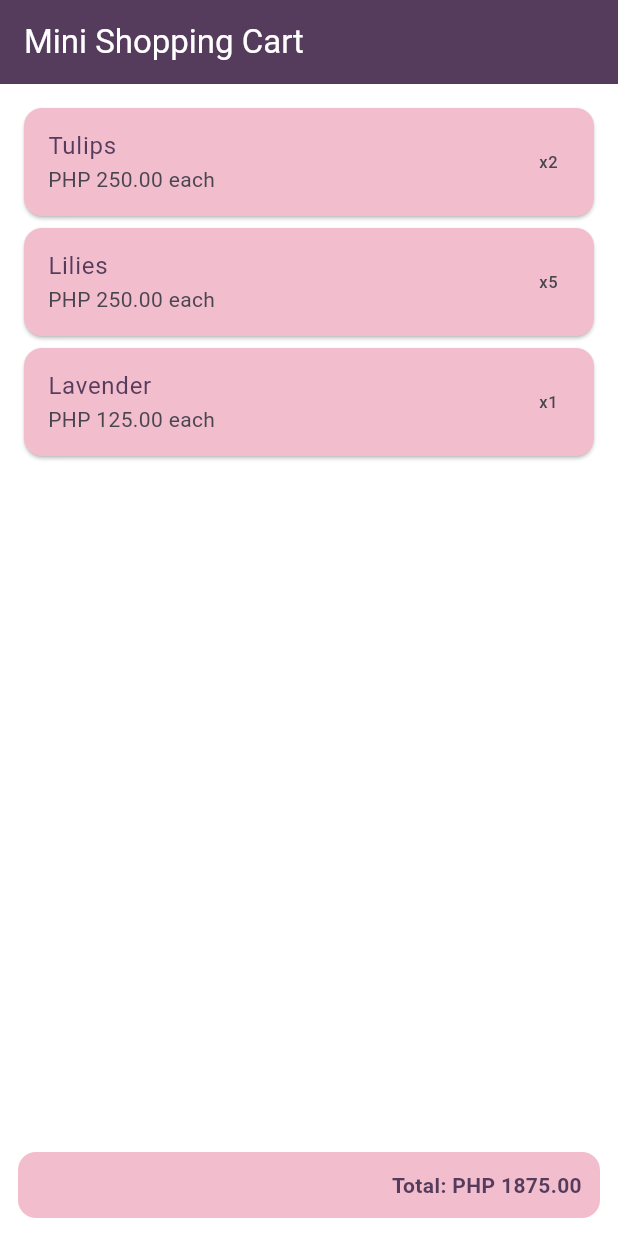
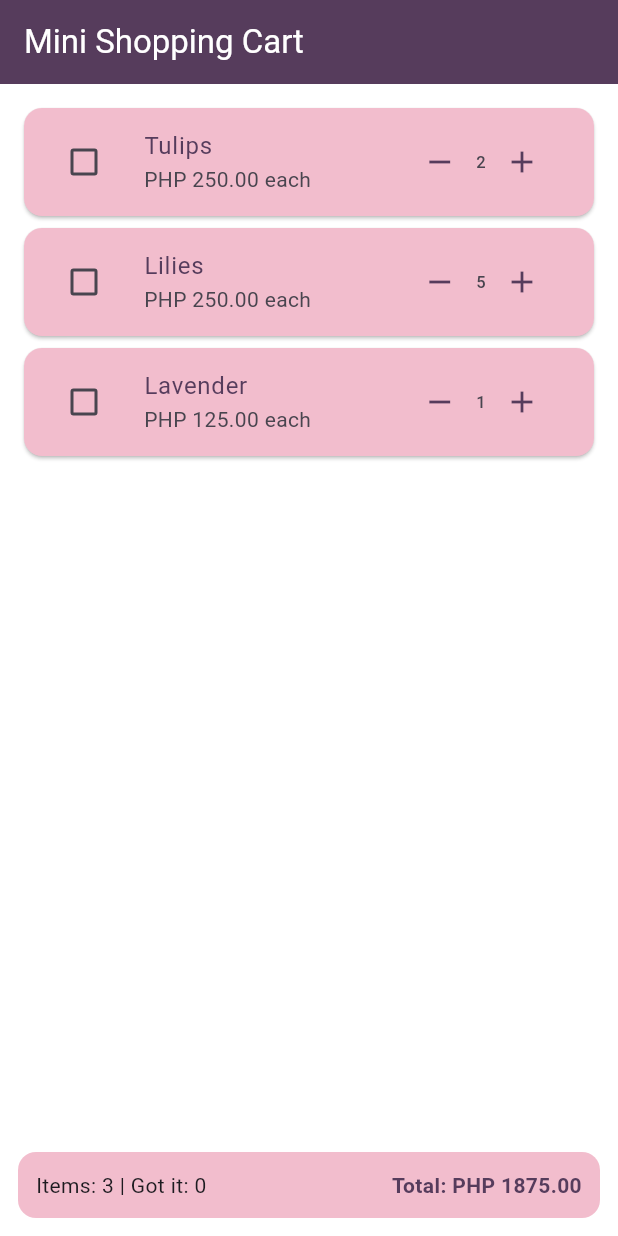
Before and after one commit to yaohanmacoto-design/stateful-lab-macoto, a Flutter app: the screen it shows after launch, on a phone screen of 412 x 824 dp. Run offline on Flutter 3.47's test engine with Material 3 defaults, Android fonts, the phone set to English and light mode, and no system bars.

Commit message:
Add CartItemTile and quantity controls with setState

```diff
--- a/lib/main.dart
+++ b/lib/main.dart
@@ -11,7 +11,9 @@ void main() => runApp(
             backgroundColor: englishViolet,
             foregroundColor: Colors.white,
           ),
-          cardTheme: const CardThemeData(color: orchidPink),
+          cardTheme: const CardThemeData(
+            color: orchidPink,
+          ),
           elevatedButtonTheme: ElevatedButtonThemeData(
             style: ElevatedButton.styleFrom(
               backgroundColor: englishViolet,
@@ -50,23 +52,50 @@ class _CartScreenState extends State<CartScreen> {
   @override
   void initState() {
     super.initState();
+
     _items.add(CartItem(name: 'Tulips', price: 250, quantity: 2));
     _items.add(CartItem(name: 'Lilies', price: 250, quantity: 5));
     _items.add(CartItem(name: 'Lavender', price: 125, quantity: 1));
   }
 
+  void _increase(int i) {
+    setState(() {
+      if (_items[i].quantity < 99) {
+        _items[i].quantity++;
+      }
+    });
+  }
+
+  void _decrease(int i) {
+    setState(() {
+      if (_items[i].quantity > 1) {
+        _items[i].quantity--;
+      }
+    });
+  }
+
+  void _toggle(int i, bool value) {
+    setState(() {
+      _items[i].gotIt = value;
+    });
+  }
+
   double get _total {
     double total = 0;
+
     for (var item in _items) {
       total += item.price * item.quantity;
     }
+
     return total;
   }
 
   @override
   Widget build(BuildContext context) {
     return Scaffold(
-      appBar: AppBar(title: const Text('Mini Shopping Cart')),
+      appBar: AppBar(
+        title: const Text('Mini Shopping Cart'),
+      ),
       body: Padding(
         padding: const EdgeInsets.all(12),
         child: Column(
@@ -75,18 +104,11 @@ class _CartScreenState extends State<CartScreen> {
               child: ListView.builder(
                 itemCount: _items.length,
                 itemBuilder: (context, i) {
-                  final item = _items[i];
-                  return Card(
-                    child: ListTile(
-                      title: Text(
-                        item.name,
-                        style: const TextStyle(color: englishViolet),
-                      ),
-                      subtitle: Text(
-                        'PHP ${item.price.toStringAsFixed(2)} each',
-                      ),
-                      trailing: Text('x${item.quantity}'),
-                    ),
+                  return CartItemTile(
+                    item: _items[i],
+                    onIncrease: () => _increase(i),
+                    onDecrease: () => _decrease(i),
+                    onToggle: (value) => _toggle(i, value),
                   );
                 },
               ),
@@ -99,6 +121,17 @@ class _CartScreenState extends State<CartScreen> {
                 color: orchidPink,
                 borderRadius: BorderRadius.circular(12),
               ),
+              child: Row(
+                mainAxisAlignment: MainAxisAlignment.spaceBetween,
+                children: [
+                  Flexible(
+                    child: Text(
+                      'Items: ${_items.length} | Got it: '
+                      '${_items.where((item) => item.gotIt).length}',
+                    ),
+                  ),
+                  const SizedBox(width: 8),
+                  Flexible(
                     child: Text(
                       'Total: PHP ${_total.toStringAsFixed(2)}',
                       textAlign: TextAlign.end,
@@ -111,6 +144,69 @@ class _CartScreenState extends State<CartScreen> {
                 ],
               ),
             ),
+          ],
+        ),
+      ),
     );
   }
 }
+
+class CartItemTile extends StatelessWidget {
+  final CartItem item;
+  final VoidCallback onIncrease;
+  final VoidCallback onDecrease;
+  final ValueChanged<bool> onToggle;
+
+  const CartItemTile({
+    super.key,
+    required this.item,
+    required this.onIncrease,
+    required this.onDecrease,
+    required this.onToggle,
+  });
+
+  @override
+  Widget build(BuildContext context) {
+    return Card(
+      child: ListTile(
+        leading: Checkbox(
+          value: item.gotIt,
+          activeColor: englishViolet,
+          onChanged: (value) {
+            if (value != null) {
+              onToggle(value);
+            }
+          },
+        ),
+        title: Text(
+          item.name,
+          style: TextStyle(
+            color: englishViolet,
+            decoration: item.gotIt
+                ? TextDecoration.lineThrough
+                : TextDecoration.none,
+          ),
+        ),
+        subtitle: Text(
+          'PHP ${item.price.toStringAsFixed(2)} each',
+        ),
+        trailing: Row(
+          mainAxisSize: MainAxisSize.min,
+          children: [
+            IconButton(
+              onPressed: onDecrease,
+              color: englishViolet,
+              icon: const Icon(Icons.remove),
+            ),
+            Text('${item.quantity}'),
+            IconButton(
+              onPressed: onIncrease,
+              color: englishViolet,
+              icon: const Icon(Icons.add),
+            ),
+          ],
+        ),
+      ),
+    );
+  }
+}
```
Lines whose indentation alone changed are shown as unchanged.
